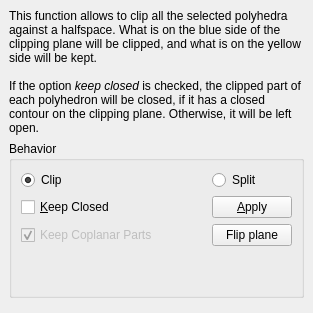
Old version of the form demo/Polyhedron/Plugins/Operations_on_polyhedra/Clip_polyhedron_plugin.ui in the repository MicroStar-Tech/cgal.
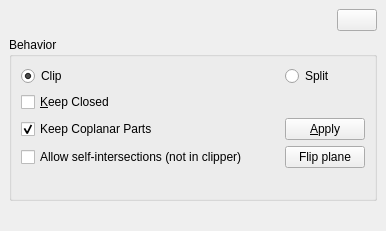
New version of the form. Icons and pictures are not drawn.

Diff of the .ui file:
```diff
--- a/demo/Polyhedron/Plugins/Operations_on_polyhedra/Clip_polyhedron_plugin.ui
+++ b/demo/Polyhedron/Plugins/Operations_on_polyhedra/Clip_polyhedron_plugin.ui
@@ -6,8 +6,8 @@
    <rect>
     <x>0</x>
     <y>0</y>
-    <width>313</width>
-    <height>313</height>
+    <width>386</width>
+    <height>231</height>
    </rect>
   </property>
   <property name="sizePolicy">
@@ -22,23 +22,41 @@
   <widget class="QWidget" name="dockWidgetContents">
    <layout class="QVBoxLayout" name="verticalLayout_2">
     <item>
-     <layout class="QVBoxLayout" name="verticalLayout">
+     <layout class="QHBoxLayout" name="horizontalLayout">
       <item>
-       <widget class="QLabel" name="label">
+       <spacer name="horizontalSpacer">
+        <property name="orientation">
+         <enum>Qt::Horizontal</enum>
+        </property>
+        <property name="sizeHint" stdset="0">
+         <size>
+          <width>40</width>
+          <height>20</height>
+         </size>
+        </property>
+       </spacer>
+      </item>
+      <item>
+       <widget class="QPushButton" name="helpButton">
         <property name="sizePolicy">
-         <sizepolicy hsizetype="Minimum" vsizetype="Minimum">
+         <sizepolicy hsizetype="Fixed" vsizetype="Fixed">
           <horstretch>0</horstretch>
           <verstretch>0</verstretch>
          </sizepolicy>
         </property>
         <property name="text">
-         <string>&lt;html&gt;&lt;head/&gt;&lt;body&gt;&lt;p&gt;This function allows to clip all the selected polyhedra against a halfspace. What is on the blue side of the clipping plane will be clipped, and what is on the yellow side will be kept.&lt;br/&gt;&lt;br/&gt;If the option &lt;span style=&quot; font-style:italic;&quot;&gt;keep closed&lt;/span&gt; is checked, the clipped part of each polyhedron will be closed, if it has a closed contour on the clipping plane. Otherwise, it will be left open.&lt;/p&gt;&lt;/body&gt;&lt;/html&gt;</string>
+         <string/>
         </property>
-        <property name="wordWrap">
-         <bool>true</bool>
+        <property name="icon">
+         <iconset resource="../../Polyhedron_3.qrc">
+          <normaloff>:/cgal/icons/resources/help_button.png</normaloff>:/cgal/icons/resources/help_button.png</iconset>
         </property>
        </widget>
       </item>
+     </layout>
+    </item>
+    <item>
+     <layout class="QVBoxLayout" name="verticalLayout">
       <item>
        <widget class="QGroupBox" name="groupBox">
         <property name="sizePolicy">
@@ -50,64 +68,8 @@
         <property name="title">
          <string>Behavior</string>
         </property>
-        <layout class="QGridLayout" name="gridLayout" rowstretch="0,0,0,0,0,0" columnstretch="1,0">
-         <item row="4" column="1">
-          <widget class="QPushButton" name="flip_Button">
-           <property name="sizePolicy">
-            <sizepolicy hsizetype="Minimum" vsizetype="Preferred">
-             <horstretch>0</horstretch>
-             <verstretch>0</verstretch>
-            </sizepolicy>
-           </property>
-           <property name="text">
-            <string>Flip plane</string>
-           </property>
-          </widget>
-         </item>
-         <item row="0" column="1">
-          <widget class="QRadioButton" name="split_radioButton">
-           <property name="text">
-            <string>Split</string>
-           </property>
-          </widget>
-         </item>
-         <item row="0" column="0">
-          <widget class="QRadioButton" name="clip_radioButton">
-           <property name="text">
-            <string>Clip</string>
-           </property>
-           <property name="checked">
-            <bool>true</bool>
-           </property>
-          </widget>
-         </item>
-         <item row="1" column="1">
-          <widget class="QPushButton" name="clipButton">
-           <property name="sizePolicy">
-            <sizepolicy hsizetype="Minimum" vsizetype="Preferred">
-             <horstretch>0</horstretch>
-             <verstretch>0</verstretch>
-            </sizepolicy>
-           </property>
-           <property name="text">
-            <string>&amp;Apply</string>
-           </property>
-          </widget>
-         </item>
-         <item row="1" column="0">
-          <widget class="QCheckBox" name="close_checkBox">
-           <property name="layoutDirection">
-            <enum>Qt::LeftToRight</enum>
-           </property>
-           <property name="autoFillBackground">
-            <bool>false</bool>
-           </property>
-           <property name="text">
-            <string>&amp;Keep Closed</string>
-           </property>
-          </widget>
-         </item>
-         <item row="5" column="1">
+        <layout class="QGridLayout" name="gridLayout" rowstretch="0,0,0,0,0,0,0" columnstretch="1,0">
+         <item row="6" column="1">
           <spacer name="verticalSpacer">
            <property name="orientation">
             <enum>Qt::Vertical</enum>
@@ -123,7 +85,7 @@
          <item row="4" column="0">
           <widget class="QCheckBox" name="coplanarCheckBox">
            <property name="enabled">
-            <bool>false</bool>
+            <bool>true</bool>
            </property>
            <property name="toolTip">
             <string>&lt;html&gt;&lt;head/&gt;&lt;body&gt;&lt;p align=&quot;justify&quot;&gt;&lt;span style=&quot; font-family:'Roboto,sans-serif'; font-size:14px; color:#000000; background-color:#ffffff;&quot;&gt;If this is un-checked, the parts of &lt;/span&gt;&lt;span style=&quot; font-size:14px; color:#000000; background-color:#ffffff;&quot;&gt;the mesh that are&lt;/span&gt;&lt;span style=&quot; font-family:'Roboto,sans-serif'; font-size:14px; color:#000000; background-color:#ffffff;&quot;&gt; coplanar with the &lt;/span&gt;&lt;span style=&quot; font-size:14px; color:#000000; background-color:#ffffff;&quot;&gt;plane&lt;/span&gt;&lt;span style=&quot; font-family:'Roboto,sans-serif'; font-size:14px; color:#000000; background-color:#ffffff;&quot;&gt; will not be part of the output.&lt;/span&gt;&lt;/p&gt;&lt;p align=&quot;justify&quot;&gt;&lt;span style=&quot; font-family:'Roboto,sans-serif'; font-size:14px; color:#000000; background-color:#ffffff;&quot;&gt;Only available in &lt;/span&gt;&lt;span style=&quot; font-family:'Roboto,sans-serif'; font-size:14px; font-style:italic; color:#000000; background-color:#ffffff;&quot;&gt;Split&lt;/span&gt;&lt;span style=&quot; font-family:'Roboto,sans-serif'; font-size:14px; color:#000000; background-color:#ffffff;&quot;&gt; mode.&lt;/span&gt;&lt;/p&gt;&lt;/body&gt;&lt;/html&gt;</string>
@@ -136,6 +98,72 @@
            </property>
           </widget>
          </item>
+         <item row="1" column="0">
+          <widget class="QCheckBox" name="close_checkBox">
+           <property name="layoutDirection">
+            <enum>Qt::LeftToRight</enum>
+           </property>
+           <property name="autoFillBackground">
+            <bool>false</bool>
+           </property>
+           <property name="text">
+            <string>&amp;Keep Closed</string>
+           </property>
+          </widget>
+         </item>
+         <item row="0" column="1">
+          <widget class="QRadioButton" name="split_radioButton">
+           <property name="text">
+            <string>Split</string>
+           </property>
+          </widget>
+         </item>
+         <item row="0" column="0">
+          <widget class="QRadioButton" name="clip_radioButton">
+           <property name="text">
+            <string>Clip</string>
+           </property>
+           <property name="checked">
+            <bool>true</bool>
+           </property>
+          </widget>
+         </item>
+         <item row="5" column="0">
+          <widget class="QCheckBox" name="do_not_modify_CheckBox">
+           <property name="toolTip">
+            <string>Allow the use of a self-intersected clipper, but prevent the closing of the result.</string>
+           </property>
+           <property name="text">
+            <string>Allow self-intersections (not in clipper)</string>
+           </property>
+          </widget>
+         </item>
+         <item row="5" column="1">
+          <widget class="QPushButton" name="flip_Button">
+           <property name="sizePolicy">
+            <sizepolicy hsizetype="Minimum" vsizetype="Preferred">
+             <horstretch>0</horstretch>
+             <verstretch>0</verstretch>
+            </sizepolicy>
+           </property>
+           <property name="text">
+            <string>Flip plane</string>
+           </property>
+          </widget>
+         </item>
+         <item row="4" column="1">
+          <widget class="QPushButton" name="clipButton">
+           <property name="sizePolicy">
+            <sizepolicy hsizetype="Minimum" vsizetype="Preferred">
+             <horstretch>0</horstretch>
+             <verstretch>0</verstretch>
+            </sizepolicy>
+           </property>
+           <property name="text">
+            <string>&amp;Apply</string>
+           </property>
+          </widget>
+         </item>
         </layout>
        </widget>
       </item>
```
Left out of the diff: 8 changed lines with no effect on the pictures.
